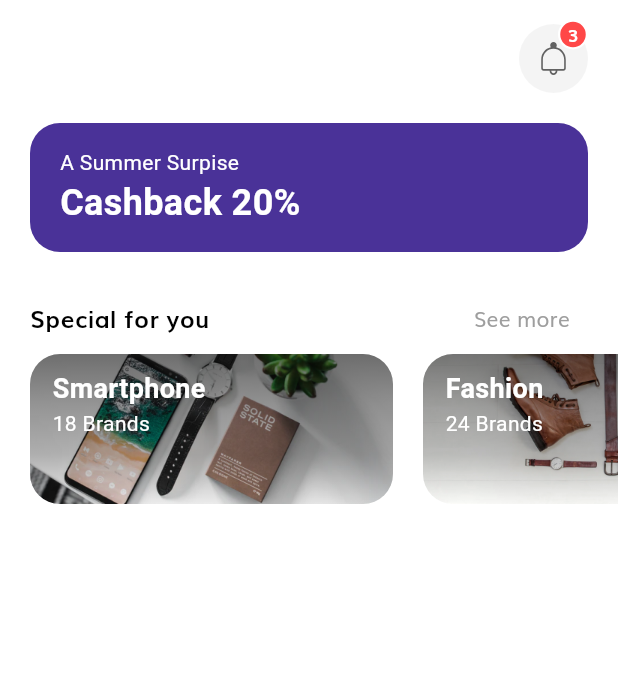
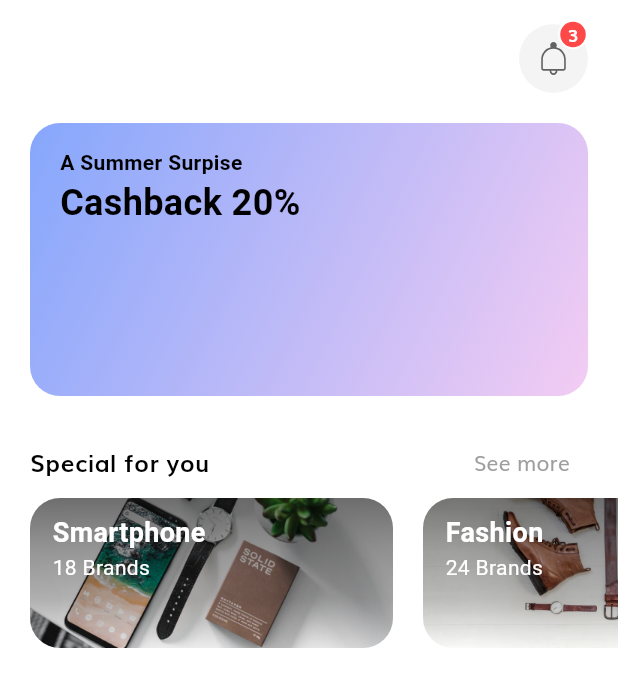
Before and after one commit to AntolKun/monitor_banjir_mobile, a Flutter app: the HomeScreen screen opened by its route, on a phone screen of 412 x 824 dp. Shown: the top 687 px of the screen. Run offline on Flutter 3.47's test engine with Material 3 defaults, Android fonts, the phone set to English and light mode, and no system bars; our stand-ins replace flutter_svg.

Commit message:
ganti warna component

```diff
--- a/lib/screens/home/components/discount_banner.dart
+++ b/lib/screens/home/components/discount_banner.dart
@@ -1,4 +1,5 @@
 import 'package:flutter/material.dart';
+import 'package:monitor_banjir/constants.dart';
 
 class DiscountBanner extends StatelessWidget {
   const DiscountBanner({
@@ -15,16 +16,21 @@ class DiscountBanner extends StatelessWidget {
         vertical: 16,
       ),
       decoration: BoxDecoration(
-        color: const Color(0xFF4A3298),
+        gradient: kPrimaryGradientColor,
         borderRadius: BorderRadius.circular(20),
       ),
-      child: const Text.rich(
+      child: const SizedBox(
+        height: 150,
+        child: Text.rich(
         TextSpan(
-          style: TextStyle(color: Colors.white),
+          style: TextStyle(
+            color: Colors.black,
+            fontWeight: FontWeight.bold
+            ),
           children: [
             TextSpan(text: "A Summer Surpise\n"),
             TextSpan(
-              text: "Cashback 20%",
+              text: "Cashback 20%\n",
               style: TextStyle(
                 fontSize: 24,
                 fontWeight: FontWeight.bold,
@@ -33,6 +39,7 @@ class DiscountBanner extends StatelessWidget {
           ],
         ),
       ),
+      )
     );
   }
 }
--- a/lib/screens/home/components/home_header.dart
+++ b/lib/screens/home/components/home_header.dart
@@ -26,7 +26,7 @@ class HomeHeader extends StatelessWidget {
           IconBtnWithCounter(
             svgSrc: "assets/icons/Bell.svg",
             numOfitem: 3,
-            press: () {},
+            press: () => Navigator.pushNamed(context, CartScreen.routeName),
           ),
         ],
       ),
```
